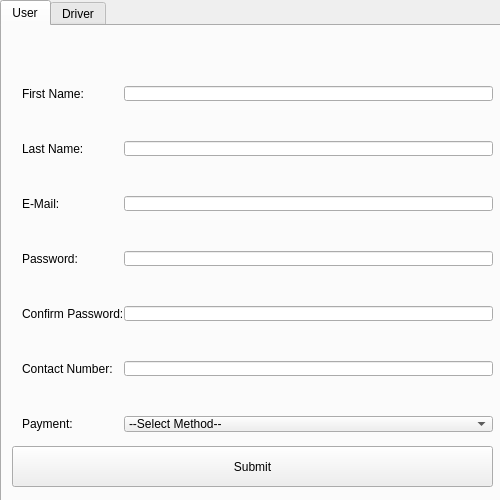
First picture: the form in UI/Registration_Screen.ui, repository 1412kauti/ProjectHurricane, before the edit.
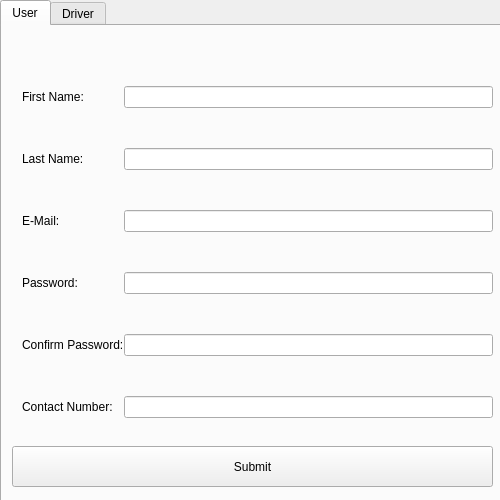
Second picture: the form after the edit. The open tabs and pages were chosen to show the change.

```diff
--- a/UI/Registration_Screen.ui
+++ b/UI/Registration_Screen.ui
@@ -59,7 +59,7 @@
        <x>10</x>
        <y>50</y>
        <width>481</width>
-       <height>371</height>
+       <height>426</height>
       </rect>
      </property>
      <layout class="QFormLayout" name="formLayout">
```
Left out of the diff: 16 changed lines with no effect on the pictures.
